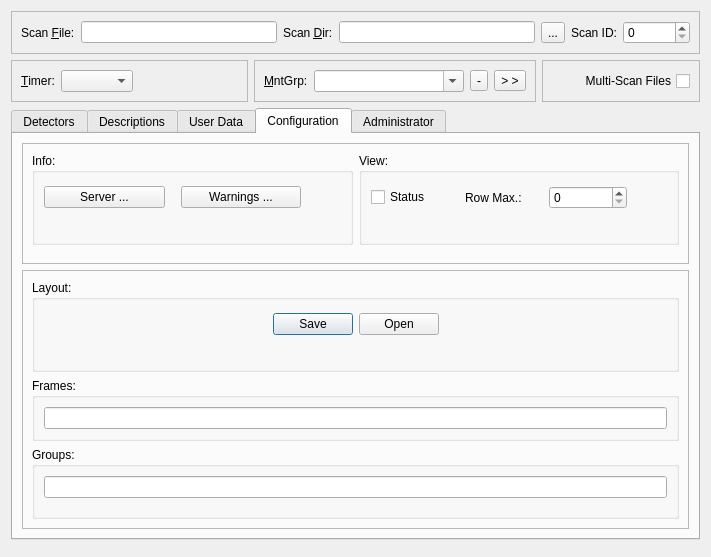
Before: the Qt Designer form nxsselector/ui/Selector.ui in nexdatas/nxselector, drawn with Qt 5.
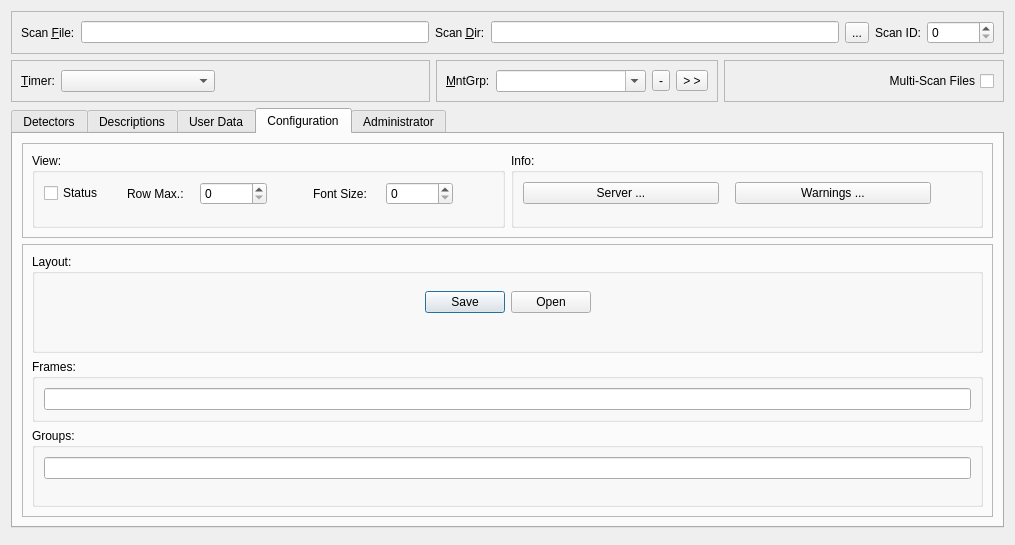
After: the same form once the commit is applied. The open tabs and pages were chosen to show the change.

Commit message: add font size for checkboxes

What changed in the file:
```diff
--- a/nxsselector/ui/Selector.ui
+++ b/nxsselector/ui/Selector.ui
@@ -6,8 +6,8 @@
    <rect>
     <x>0</x>
     <y>0</y>
-    <width>711</width>
-    <height>557</height>
+    <width>1015</width>
+    <height>545</height>
    </rect>
   </property>
   <property name="windowTitle">
@@ -427,7 +427,7 @@
               <enum>QFrame::Raised</enum>
              </property>
              <layout class="QGridLayout" name="gridLayout_10">
-              <item row="1" column="1">
+              <item row="1" column="2">
                <widget class="QGroupBox" name="componentGroupBox">
                 <property name="toolTip">
                  <string>Profile parameters</string>
@@ -539,23 +539,7 @@
                 </layout>
                </widget>
               </item>
-              <item row="2" column="1">
-               <spacer name="verticalSpacer_9">
-                <property name="orientation">
-                 <enum>Qt::Vertical</enum>
-                </property>
-                <property name="sizeType">
-                 <enum>QSizePolicy::Maximum</enum>
-                </property>
-                <property name="sizeHint" stdset="0">
-                 <size>
-                  <width>20</width>
-                  <height>40</height>
-                 </size>
-                </property>
-               </spacer>
-              </item>
-              <item row="1" column="2">
+              <item row="1" column="1">
                <widget class="QGroupBox" name="viewGroupBox">
                 <property name="toolTip">
                  <string>View parameters</string>
@@ -621,6 +605,32 @@
                      </property>
                     </spacer>
                    </item>
+                   <item>
+                    <widget class="QLabel" name="fontSizeLabel">
+                     <property name="text">
+                      <string>Font Size:</string>
+                     </property>
+                    </widget>
+                   </item>
+                   <item>
+                    <widget class="QSpinBox" name="fontSizeSpinBox"/>
+                   </item>
+                   <item>
+                    <spacer name="horizontalSpacer_8">
+                     <property name="orientation">
+                      <enum>Qt::Horizontal</enum>
+                     </property>
+                     <property name="sizeType">
+                      <enum>QSizePolicy::Preferred</enum>
+                     </property>
+                     <property name="sizeHint" stdset="0">
+                      <size>
+                       <width>40</width>
+                       <height>20</height>
+                      </size>
+                     </property>
+                    </spacer>
+                   </item>
                   </layout>
                  </item>
                  <item row="0" column="0">
```
Left out of the diff: 64 changed lines with no effect on the pictures. The commit also changes 6 other files.
